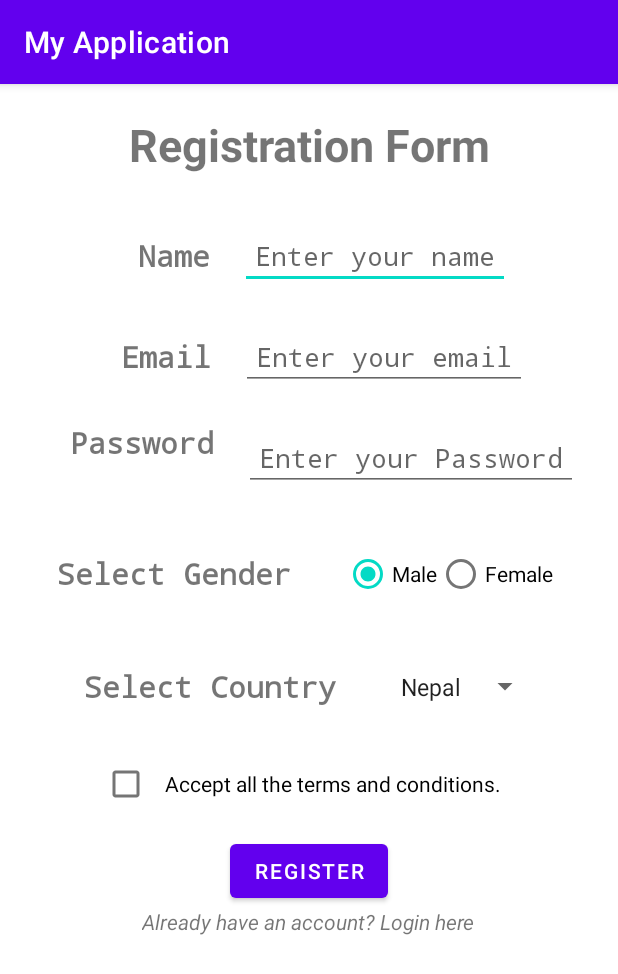
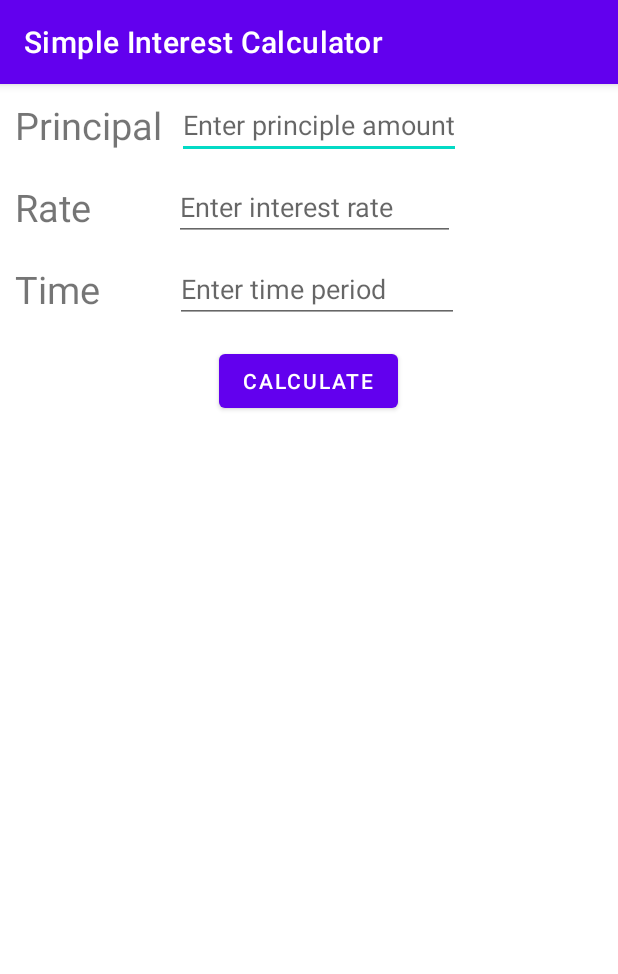
Before and after one commit to Bishallk/MobileProgramming, an Android app: the screen it shows after launch (MainActivity), on a phone screen of 412 x 824 dp. Shown: the top 974 px of the screen. Run offline under Robolectric (Android 15) with nearby library versions, the phone set to English and light mode, and no system bars.

Commit message:
simple interest calculator

```diff
--- a/app/src/main/AndroidManifest.xml
+++ b/app/src/main/AndroidManifest.xml
@@ -6,7 +6,7 @@
         android:allowBackup="true"
         android:dataExtractionRules="@xml/data_extraction_rules"
         android:fullBackupContent="@xml/backup_rules"
-        android:icon="@drawable/applogo"
+        android:icon="@drawable/calculatorlogo"
         android:label="@string/app_name"
         android:supportsRtl="true"
         android:theme="@style/Theme.MyApplication"
--- a/app/src/main/java/com/example/myapplication/MainActivity.java
+++ b/app/src/main/java/com/example/myapplication/MainActivity.java
@@ -5,24 +5,36 @@ import androidx.appcompat.app.AppCompatActivity;
 import android.os.Bundle;
 import android.view.View;
 import android.widget.Button;
+import android.widget.EditText;
+import android.widget.TextView;
 
 public class MainActivity extends AppCompatActivity {
-    Button registerBtn;
+    Button calculateBtn;
+    EditText principalGetText, timeGetText, rateGetText;
+    TextView resultText;
 
     @Override
     protected void onCreate(Bundle savedInstanceState) {
         super.onCreate(savedInstanceState);
         setContentView(R.layout.activity_main);
-         registerBtn = findViewById(R.id.registerBtn);
-         registerBtn.setOnClickListener(new View.OnClickListener() {
-             @Override
-             public void onClick(View v) {
-                 System.out.println(" register button clicked");
-
-             }
-         });
+        calculateBtn = findViewById(R.id.calculateBtn);
+        principalGetText = findViewById(R.id.principal);
+        rateGetText = findViewById(R.id.rate);
+        timeGetText = findViewById(R.id.time);
+        resultText = findViewById(R.id.result);
 
 
+        calculateBtn.setOnClickListener(new View.OnClickListener() {
+            @Override
+            public void onClick(View v) {
+                double principal = Double.parseDouble(principalGetText.getText().toString());
+                double rate = Double.parseDouble(rateGetText.getText().toString());
+                double time = Double.parseDouble(rateGetText.getText().toString());
+                double interest = (principal * rate * time) / 100;
+                resultText.setText("Simple Interest is : Rs." + interest);
+
+            }
+        });
 
 
     }
--- /dev/null
+++ b/app/src/main/res/drawable/calculatorlogo.xml
@@ -0,0 +1,45 @@
+<vector xmlns:android="http://schemas.android.com/apk/res/android"
+    android:width="64dp"
+    android:height="64dp"
+    android:viewportWidth="64"
+    android:viewportHeight="64">
+  <path
+      android:pathData="M3,34L29,34A1,1 0,0 1,30 35L30,61A1,1 0,0 1,29 62L3,62A1,1 0,0 1,2 61L2,35A1,1 0,0 1,3 34z"
+      android:fillColor="#f8c3af"/>
+  <path
+      android:pathData="M35,34L61,34A1,1 0,0 1,62 35L62,61A1,1 0,0 1,61 62L35,62A1,1 0,0 1,34 61L34,35A1,1 0,0 1,35 34z"
+      android:fillColor="#be8abf"/>
+  <path
+      android:pathData="M3,2L29,2A1,1 0,0 1,30 3L30,29A1,1 0,0 1,29 30L3,30A1,1 0,0 1,2 29L2,3A1,1 0,0 1,3 2z"
+      android:fillColor="#ea9abb"/>
+  <path
+      android:pathData="M35,2L61,2A1,1 0,0 1,62 3L62,29A1,1 0,0 1,61 30L35,30A1,1 0,0 1,34 29L34,3A1,1 0,0 1,35 2z"
+      android:fillColor="#f2f2f2"/>
+  <path
+      android:pathData="M44,22a1,1 0,0 1,-0.71 -0.29,1 1,0 0,1 0,-1.42l8,-8a1,1 0,0 1,1.42 1.42l-8,8A1,1 0,0 1,44 22Z"
+      android:fillColor="#e6e6e6"/>
+  <path
+      android:pathData="M52,21m-1,0a1,1 0,1 1,2 0a1,1 0,1 1,-2 0"
+      android:fillColor="#e6e6e6"/>
+  <path
+      android:pathData="M44,13m-1,0a1,1 0,1 1,2 0a1,1 0,1 1,-2 0"
+      android:fillColor="#e6e6e6"/>
+  <path
+      android:pathData="M44,21a1,1 0,0 1,-0.71 -0.29,1 1,0 0,1 0,-1.42l8,-8a1,1 0,0 1,1.42 1.42l-8,8A1,1 0,0 1,44 21Z"
+      android:fillColor="#be8abf"/>
+  <path
+      android:pathData="M52,20m-1,0a1,1 0,1 1,2 0a1,1 0,1 1,-2 0"
+      android:fillColor="#be8abf"/>
+  <path
+      android:pathData="M44,12m-1,0a1,1 0,1 1,2 0a1,1 0,1 1,-2 0"
+      android:fillColor="#be8abf"/>
+  <path
+      android:pathData="M20,15H17V12a1,1 0,0 0,-2 0v3H12a1,1 0,0 0,0 2h3v3a1,1 0,0 0,2 0V17h3a1,1 0,0 0,0 -2Z"
+      android:fillColor="#f2f2f2"/>
+  <path
+      android:pathData="M20,49H12a1,1 0,0 1,0 -2h8a1,1 0,0 1,0 2Z"
+      android:fillColor="#be8abf"/>
+  <path
+      android:pathData="M49.41,48l2.13,-2.12a1,1 0,0 0,-1.42 -1.42L48,46.59l-2.12,-2.13a1,1 0,0 0,-1.42 1.42L46.59,48l-2.13,2.12a1,1 0,0 0,0 1.42,1 1,0 0,0 0.71,0.29 1,1 0,0 0,0.71 -0.29L48,49.41l2.12,2.13a1,1 0,0 0,0.71 0.29,1 1,0 0,0 0.71,-0.29 1,1 0,0 0,0 -1.42Z"
+      android:fillColor="#f2f2f2"/>
+</vector>
--- a/app/src/main/res/layout/activity_main.xml
+++ b/app/src/main/res/layout/activity_main.xml
@@ -9,197 +9,87 @@
     tools:context=".MainActivity">
 
     <LinearLayout
-        android:layout_width="match_parent"
-        android:layout_height="wrap_content">
-
-        <TextView
-            android:layout_width="match_parent"
-            android:layout_height="wrap_content"
-            android:layout_margin="10dp"
-            android:padding="10dp"
-            android:text="Registration Form"
-            android:textAlignment="center"
-            android:textSize="30dp"
-            android:textStyle="bold" />
-
-    </LinearLayout>
-
-
-    <LinearLayout
         android:layout_width="wrap_content"
         android:layout_height="wrap_content"
-        android:layout_gravity="center"
         android:orientation="horizontal">
 
         <TextView
             android:layout_width="wrap_content"
             android:layout_height="wrap_content"
-            android:layout_gravity="center"
-
-            android:layout_margin="10dp"
-            android:fontFamily="monospace"
             android:padding="10dp"
-            android:text="Name"
-            android:textSize="20dp"
-            android:textStyle="bold" />
+            android:text="Principal"
+            android:textSize="25dp" />
 
         <EditText
-            android:id="@+id/name"
-            android:layout_width="wrap_content"
+            android:id="@+id/principal"
+            android:layout_width="match_parent"
             android:layout_height="wrap_content"
             android:layout_gravity="center"
-            android:fontFamily="monospace"
-            android:hint="Enter your name"
-            android:inputType="textPersonName"
-            android:padding="10dp" />
+            android:hint="Enter principle amount"
+            android:inputType="numberDecimal" />
+
     </LinearLayout>
 
     <LinearLayout
         android:layout_width="wrap_content"
         android:layout_height="wrap_content"
-        android:layout_gravity="center"
         android:orientation="horizontal">
 
         <TextView
             android:layout_width="wrap_content"
             android:layout_height="wrap_content"
-            android:layout_margin="10dp"
-            android:fontFamily="monospace"
             android:padding="10dp"
-            android:text="Email"
-            android:textSize="20dp"
-            android:textStyle="bold" />
+            android:text="Rate"
+            android:textSize="25dp" />
 
         <EditText
-            android:id="@+id/email"
-            android:layout_width="wrap_content"
+            android:id="@+id/rate"
+            android:layout_width="187dp"
             android:layout_height="wrap_content"
             android:layout_gravity="center"
-            android:fontFamily="monospace"
-            android:hint="Enter your email"
-            android:inputType="textEmailAddress"
-            android:padding="10dp" />
+            android:layout_marginLeft="45dp"
+            android:hint="Enter interest rate"
+            android:inputType="numberDecimal" />
+
     </LinearLayout>
 
     <LinearLayout
         android:layout_width="wrap_content"
         android:layout_height="wrap_content"
-        android:layout_gravity="center"
         android:orientation="horizontal">
 
         <TextView
             android:layout_width="wrap_content"
             android:layout_height="wrap_content"
-            android:layout_gravity=""
-            android:layout_margin="10dp"
-            android:fontFamily="monospace"
             android:padding="10dp"
-            android:text="Password"
-            android:textSize="20dp"
-            android:textStyle="bold" />
+            android:text="Time"
+            android:textSize="25dp" />
 
         <EditText
-            android:id="@+id/password"
-            android:layout_width="wrap_content"
+            android:id="@+id/time"
+            android:layout_width="189dp"
             android:layout_height="wrap_content"
             android:layout_gravity="center"
-            android:fontFamily="monospace"
-            android:hint="Enter your Password"
-            android:inputType="textPassword"
-            android:padding="10dp" />
+            android:layout_marginLeft="40dp"
+            android:hint="Enter time period"
+            android:inputType="numberDecimal" />
+
     </LinearLayout>
 
-    <LinearLayout
-        android:layout_width="wrap_content"
-        android:layout_height="wrap_content"
-        android:layout_gravity="center">
-
-        <TextView
-            android:layout_width="wrap_content"
-            android:layout_height="wrap_content"
-            android:layout_gravity="center"
-            android:layout_margin="10dp"
-            android:fontFamily="monospace"
-            android:padding="5dp"
-            android:text="Select Gender"
-            android:textSize="20dp"
-            android:textStyle="bold" />
-        <RadioGroup
-            android:id="@+id/gender"
-            android:layout_width="wrap_content"
-            android:layout_height="wrap_content"
-            android:layout_gravity="center"
-            android:layout_margin="10dp"
-            android:orientation="horizontal"
-            android:padding="10dp">
-
-            <RadioButton
-                android:id="@+id/male"
-                android:layout_width="wrap_content"
-                android:layout_height="wrap_content"
-                android:checked="true"
-                android:text="Male" />
-
-            <RadioButton
-                android:id="@+id/female"
-                android:layout_width="wrap_content"
-                android:layout_height="wrap_content"
-                android:text="Female" />
-        </RadioGroup>
-    </LinearLayout>
-
-    <LinearLayout
-        android:layout_width="wrap_content"
-        android:layout_height="wrap_content"
-        android:layout_gravity="center">
-        <TextView
-            android:layout_width="wrap_content"
-            android:layout_height="wrap_content"
-            android:layout_gravity="center"
-            android:layout_margin="10dp"
-            android:fontFamily="monospace"
-            android:padding="5dp"
-            android:text="Select Country"
-            android:textSize="20dp"
-            android:textStyle="bold" />
-        <Spinner
-            android:id="@+id/country"
-            android:layout_width="wrap_content"
-            android:layout_height="wrap_content"
-            android:layout_gravity="center"
-            android:layout_margin="10dp"
-            android:entries="@array/countries"
-            android:padding="10dp" />
-    </LinearLayout>
-
-
-    <CheckBox
-        android:id="@+id/terms"
+    <Button
+        android:id="@+id/calculateBtn"
         android:layout_width="wrap_content"
         android:layout_height="wrap_content"
         android:layout_gravity="center"
         android:layout_margin="10dp"
-        android:padding="10dp"
-        android:text="Accept all the terms and conditions." />
+        android:text="Calculate" />
 
-
-    <Button
+    <TextView
+        android:id="@+id/result"
         android:layout_width="wrap_content"
         android:layout_height="wrap_content"
         android:layout_gravity="center"
-        android:text="Register"
-        android:id="@+id/registerBtn"
-        />
-    <TextView
-        android:layout_width="wrap_content"
-        android:layout_height="wrap_content"
-        android:text="Already have an account? Login here"
-        android:textStyle="italic"
-        android:layout_gravity="center">
-    </TextView>
-
-
-
-
+        android:text=""
+        android:textSize="30dp" />
 
 </LinearLayout>
--- a/app/src/main/res/values/strings.xml
+++ b/app/src/main/res/values/strings.xml
@@ -1,9 +1,3 @@
 <resources>
-    <string name="app_name">My Application</string>
-    <string-array name ="countries">
-        <item>Nepal</item>
-        <item>India</item>
-        <item>Usa</item>
-        <item>Russia</item>
-    </string-array>
+    <string name="app_name">Simple Interest Calculator</string>
 </resources>
```
